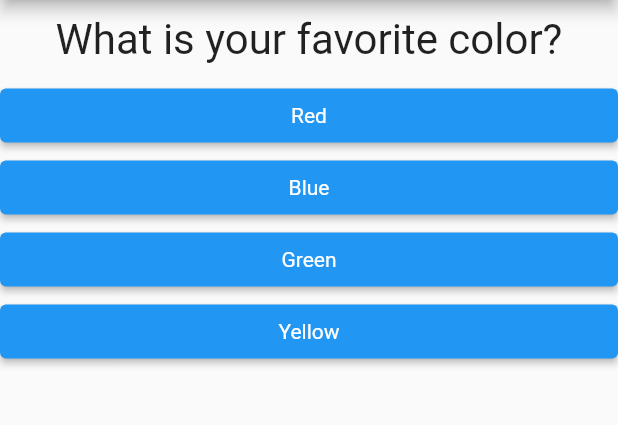
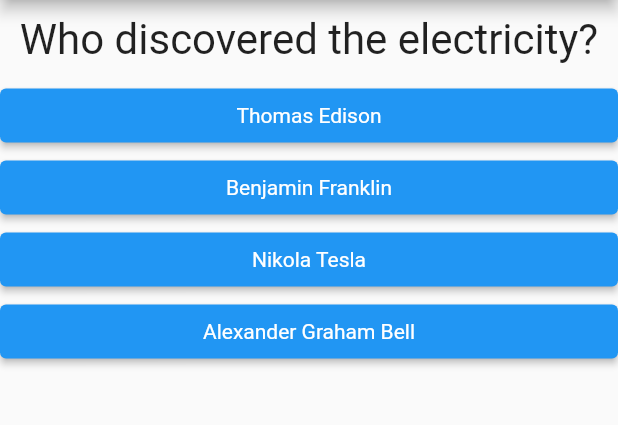
Before and after one commit to fellipetav/quizapplication, a Flutter app: the screen it shows after launch, on a phone screen of 412 x 824 dp, the part 84-509 px from its top. Run offline on Flutter 3.47's test engine with Material 2 defaults, Android fonts, the phone set to English and light mode, and no system bars.

Commit message:
:sparkles: feat: adds scoring for right answers

```diff
--- a/lib/main.dart
+++ b/lib/main.dart
@@ -10,33 +10,56 @@ class QuizAppState extends State<QuizApp> {
   // esse é o meu estado que quero controlar
   var _currentQuestionIndex = 0;
 
+  var _totalScore = 0;
+
   /// List of `questions` as a Map, which each represents a question and its
   /// corresponding answers (two key-value pairs): 'question' and 'answers'. The value of
   /// 'question' is a string representing the question, and the value of 'answers' is a list of
   /// strings representing the possible answers to the question.
   final List<Map<String, Object>> _questions = const [
     {
-      'question': 'What is your favorite color?',
-      'answers': ['Red', 'Blue', 'Green', 'Yellow'],
+      'question': 'Who discovered the electricity?',
+      'answers': [
+        {'text': 'Thomas Edison', 'score': 5},
+        {'text': 'Benjamin Franklin', 'score': 10},
+        {'text': 'Nikola Tesla', 'score': 3},
+        {'text': 'Alexander Graham Bell', 'score': 1},
+      ],
     },
     {
-      'question': 'What is your last pet\'s name?',
-      'answers': ['Yoshi', 'Lollo', 'Bethoven', 'Hulk'],
+      'question':
+          'Which economic system was in place in soviet nation during the URSS?',
+      'answers': [
+        {'text': 'Communism', 'score': 10},
+        {'text': 'Socialism', 'score': 1},
+        {'text': 'Capitalism', 'score': 3},
+        {'text': 'Republic of Social Communism', 'score': 5},
+      ],
     },
     {
-      'question': 'Where is your hometown?',
-      'answers': ['Recife', 'Salvador', 'Aracaju', 'Rio de Janeiro'],
+      'question': 'Is it possible to travel back in time and change the past?',
+      'answers': [
+        {
+          'text':
+              'Yes, but it depends on which time branch you would interfere.',
+          'score': 5
+        },
+        {'text': 'It\'s not possible travel back in time.', 'score': 3},
+        {'text': 'Yes, theoretically.', 'score': 10},
+        {'text': 'If you change the past you\'ll change the past.', 'score': 1},
+      ],
     }
   ];
 
-  // Esse método é o que manipulará a mudança do valor de `_selectedQuestion` e, por isso, ele precisa vir para dentro dessa classe que vai gerenciar o estado.
+  // Esse método é o que manipulará a mudança do valor de [_currentQuestionIndex] e, por isso, ele precisa vir para dentro dessa classe que vai gerenciar o estado.
   // Precisaremos criar um método que será chamado nos onPressure dos botões.
   // Ideal criar o método dentro da própria classe, encapsulado nela.
-  void _answer() {
+  void _onAnswer(int partialScore) {
     // Preciso colocar esse trecho que está alterando a variável dentro de um setState, para ele ficar monitorando que houve a mudança e reagir modificando a interface.
     if (isCurrentQuestionIndexValid) {
       setState(() {
         _currentQuestionIndex++;
+        _totalScore += partialScore;
         // print(_selectedQuestion);
       });
     }
@@ -52,13 +75,20 @@ class QuizAppState extends State<QuizApp> {
   // Este método build(BuildContext context) precisa vir para cá pois ela é uma árvore de widgets que dependerá do estado para ser renderizada.
   @override
   Widget build(BuildContext context) {
-    List<String> answersOptionsList = isCurrentQuestionIndexValid
+    List<Map<String, Object>> answersOptionsList = isCurrentQuestionIndexValid
         ? _questions[_currentQuestionIndex].cast()['answers']
         : [];
 
-    // Abordagem mais declaraiva (ou funcional)
+    // Abordagem mais declarativa (ou funcional)
     List<Widget> answersOptionsWidgetList = answersOptionsList
-        .map((eachAnswerText) => Answer(eachAnswerText, _answer))
+        .map(
+          (eachAnswerText) => Answer(
+            eachAnswerText['text'] as String,
+            () => _onAnswer(
+              int.parse(eachAnswerText['score'].toString()),
+            ),
+          ),
+        )
         .toList();
 
     // Abordagem mais imperativa
@@ -78,7 +108,7 @@ class QuizAppState extends State<QuizApp> {
                     _questions[_currentQuestionIndex]['question'].toString(),
                 answersOptionsWidgetList: answersOptionsWidgetList,
               )
-            : const Result(),
+            : Result(score: _totalScore),
       ),
     );
   }
```
Also changed, not shown: lib/result_widget.dart (+25 -3 lines).
